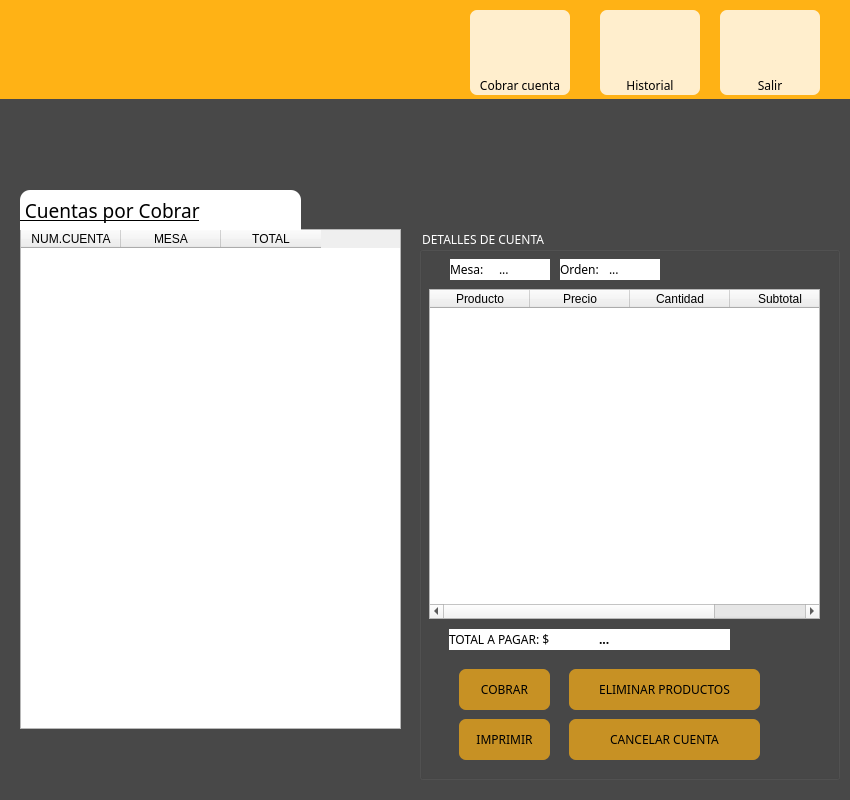
Old version of the form cajero_menu.ui in the repository DanielPerMon/proyectoSaboreno.
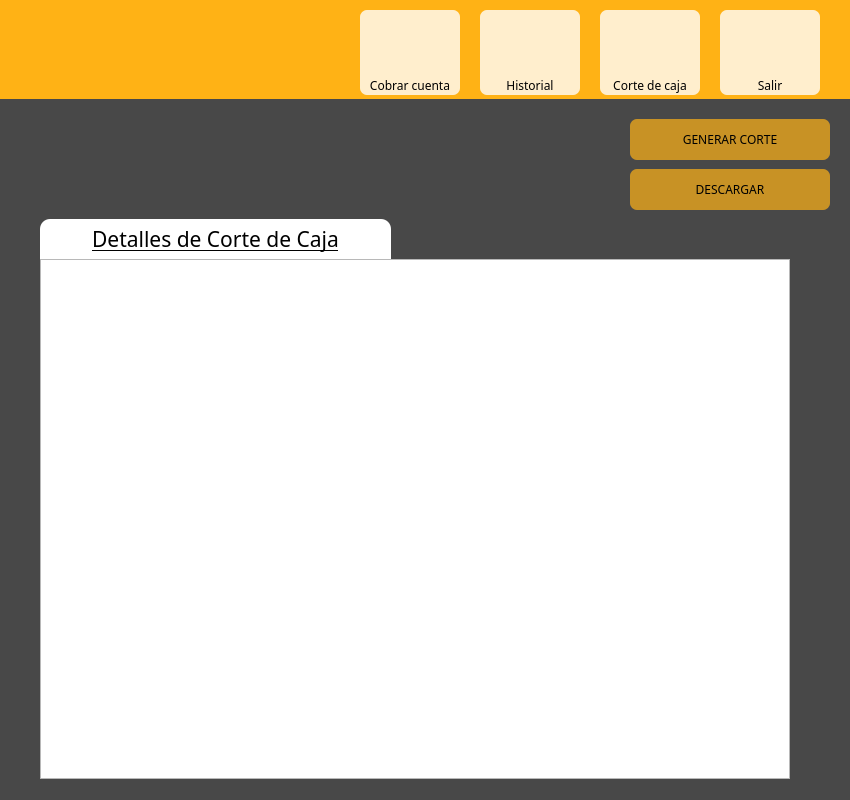
New version of the form. The open tabs and pages were chosen to show the change. Icons and pictures are not drawn.

Commit message: Interfaz corte caja y anfitrion

The edit to the form file:
```diff
--- a/cajero_menu.ui
+++ b/cajero_menu.ui
@@ -73,7 +73,7 @@
    <widget class="QPushButton" name="btnHistorial">
     <property name="geometry">
      <rect>
-      <x>600</x>
+      <x>480</x>
       <y>10</y>
       <width>100</width>
       <height>65</height>
@@ -101,7 +101,7 @@
    <widget class="QPushButton" name="cobrar_pushButton">
     <property name="geometry">
      <rect>
-      <x>470</x>
+      <x>360</x>
       <y>10</y>
       <width>100</width>
       <height>65</height>
@@ -155,7 +155,7 @@
    <widget class="QLabel" name="label_28">
     <property name="geometry">
      <rect>
-      <x>600</x>
+      <x>480</x>
       <y>75</y>
       <width>100</width>
       <height>20</height>
@@ -181,7 +181,7 @@
    <widget class="QLabel" name="label_29">
     <property name="geometry">
      <rect>
-      <x>470</x>
+      <x>360</x>
       <y>75</y>
       <width>100</width>
       <height>20</height>
@@ -204,6 +204,60 @@
      <set>Qt::AlignCenter</set>
     </property>
    </widget>
+   <widget class="QPushButton" name="corte_caja">
+    <property name="geometry">
+     <rect>
+      <x>600</x>
+      <y>10</y>
+      <width>100</width>
+      <height>65</height>
+     </rect>
+    </property>
+    <property name="styleSheet">
+     <string notr="true">background-color: rgba(255, 255, 255,200);
+border-top-right-radius:7px 7px;
+border-top-left-radius:7px 7px;</string>
+    </property>
+    <property name="text">
+     <string/>
+    </property>
+    <property name="icon">
+     <iconset resource="IMG/imags.qrc">
+      <normaloff>:/iconos/caja.png</normaloff>:/iconos/caja.png</iconset>
+    </property>
+    <property name="iconSize">
+     <size>
+      <width>100</width>
+      <height>60</height>
+     </size>
+    </property>
+   </widget>
+   <widget class="QLabel" name="label_30">
+    <property name="geometry">
+     <rect>
+      <x>600</x>
+      <y>75</y>
+      <width>100</width>
+      <height>20</height>
+     </rect>
+    </property>
+    <property name="font">
+     <font>
+      <family>Calisto MT</family>
+     </font>
+    </property>
+    <property name="styleSheet">
+     <string notr="true">background-color: rgba(255, 255, 255,200);
+border-bottom-right-radius:7px 7px;
+border-bottom-left-radius:7px 7px;</string>
+    </property>
+    <property name="text">
+     <string>Corte de caja</string>
+    </property>
+    <property name="alignment">
+     <set>Qt::AlignCenter</set>
+    </property>
+   </widget>
   </widget>
   <widget class="QStackedWidget" name="menuCajero">
    <property name="geometry">
@@ -322,7 +376,7 @@
      <property name="geometry">
       <rect>
        <x>419</x>
-       <y>130</y>
+       <y>100</y>
        <width>421</width>
        <height>551</height>
       </rect>
@@ -428,7 +482,8 @@
        </font>
       </property>
       <property name="styleSheet">
-       <string notr="true">background-color: rgb(255, 255, 255);</string>
+       <string notr="true">border-radius:7px;
+background-color: rgb(255, 255, 255);</string>
       </property>
       <property name="text">
        <string>TOTAL A PAGAR: $</string>
@@ -452,7 +507,8 @@
        </font>
       </property>
       <property name="styleSheet">
-       <string notr="true">background-color: rgb(255, 255, 255);</string>
+       <string notr="true">border-radius:7px;
+background-color: rgb(255, 255, 255);</string>
       </property>
       <property name="text">
        <string>...</string>
@@ -474,7 +530,8 @@
        </font>
       </property>
       <property name="styleSheet">
-       <string notr="true">background-color: rgb(255, 255, 255);</string>
+       <string notr="true">border-radius:7px;
+background-color: rgb(255, 255, 255);</string>
       </property>
       <property name="text">
        <string>Orden:</string>
@@ -496,7 +553,8 @@
        </font>
       </property>
       <property name="styleSheet">
-       <string notr="true">background-color: rgb(255, 255, 255);</string>
+       <string notr="true">border-radius:7px;
+background-color: rgb(255, 255, 255);</string>
       </property>
       <property name="text">
        <string>...</string>
@@ -518,7 +576,8 @@
        </font>
       </property>
       <property name="styleSheet">
-       <string notr="true">background-color: rgb(255, 255, 255);</string>
+       <string notr="true">border-radius:7px;
+background-color: rgb(255, 255, 255);</string>
       </property>
       <property name="text">
        <string>Mesa:</string>
@@ -540,7 +599,8 @@
        </font>
       </property>
       <property name="styleSheet">
-       <string notr="true">background-color: rgb(255, 255, 255);</string>
+       <string notr="true">border-radius:7px;
+background-color: rgb(255, 255, 255);</string>
       </property>
       <property name="text">
        <string>...</string>
@@ -670,6 +730,130 @@
      <zorder>btnEliminaCuenta</zorder>
     </widget>
    </widget>
+   <widget class="QWidget" name="corteCaja">
+    <property name="styleSheet">
+     <string notr="true">#corteCaja
+{
+	background-color: rgb(72, 72, 72);
+}</string>
+    </property>
+    <widget class="QTextBrowser" name="textBrowser">
+     <property name="geometry">
+      <rect>
+       <x>40</x>
+       <y>160</y>
+       <width>750</width>
+       <height>520</height>
+      </rect>
+     </property>
+    </widget>
+    <widget class="QPushButton" name="btnCortedecaja">
+     <property name="geometry">
+      <rect>
+       <x>630</x>
+       <y>20</y>
+       <width>200</width>
+       <height>41</height>
+      </rect>
+     </property>
+     <property name="font">
+      <font>
+       <family>Calisto MT</family>
+      </font>
+     </property>
+     <property name="styleSheet">
+      <string notr="true">QPushButton{
+border-width: 0px;
+border-radius: 7px;
+background: rgba(255, 178, 21,0.7);
+
+}
+
+QPushButton:hover{
+	background: rgba(0, 143, 57,0.7);
+    border-radius: 7px;
+	font: 75 9pt &quot;Calisto MT&quot;;
+    selection-color: white;  
+    padding: 2px 4px;
+}
+</string>
+     </property>
+     <property name="text">
+      <string>GENERAR CORTE</string>
+     </property>
+     <property name="flat">
+      <bool>false</bool>
+     </property>
+    </widget>
+    <widget class="QLabel" name="label_24">
+     <property name="geometry">
+      <rect>
+       <x>40</x>
+       <y>120</y>
+       <width>351</width>
+       <height>40</height>
+      </rect>
+     </property>
+     <property name="font">
+      <font>
+       <family>Calisto MT</family>
+       <pointsize>16</pointsize>
+       <weight>50</weight>
+       <bold>false</bold>
+       <underline>true</underline>
+      </font>
+     </property>
+     <property name="styleSheet">
+      <string notr="true">background-color: rgb(255, 255, 255);
+border-top-right-radius:10px 10px;
+border-top-left-radius:10px 10px;</string>
+     </property>
+     <property name="text">
+      <string>Detalles de Corte de Caja</string>
+     </property>
+     <property name="alignment">
+      <set>Qt::AlignCenter</set>
+     </property>
+    </widget>
+    <widget class="QPushButton" name="btndescarga">
+     <property name="geometry">
+      <rect>
+       <x>630</x>
+       <y>70</y>
+       <width>200</width>
+       <height>41</height>
+      </rect>
+     </property>
+     <property name="font">
+      <font>
+       <family>Calisto MT</family>
+      </font>
+     </property>
+     <property name="styleSheet">
+      <string notr="true">QPushButton{
+border-width: 0px;
+border-radius: 7px;
+background: rgba(255, 178, 21,0.7);
+
+}
+
+QPushButton:hover{
+	background: rgba(0, 143, 57,0.7);
+    border-radius: 7px;
+	font: 75 9pt &quot;Calisto MT&quot;;
+    selection-color: white;  
+    padding: 2px 4px;
+}
+</string>
+     </property>
+     <property name="text">
+      <string>DESCARGAR</string>
+     </property>
+     <property name="flat">
+      <bool>false</bool>
+     </property>
+    </widget>
+   </widget>
    <widget class="QWidget" name="historial">
     <property name="styleSheet">
      <string notr="true">#historial{
```
Left out of the diff: 32 changed lines with no effect on the pictures. The commit also changes 18 other files.
